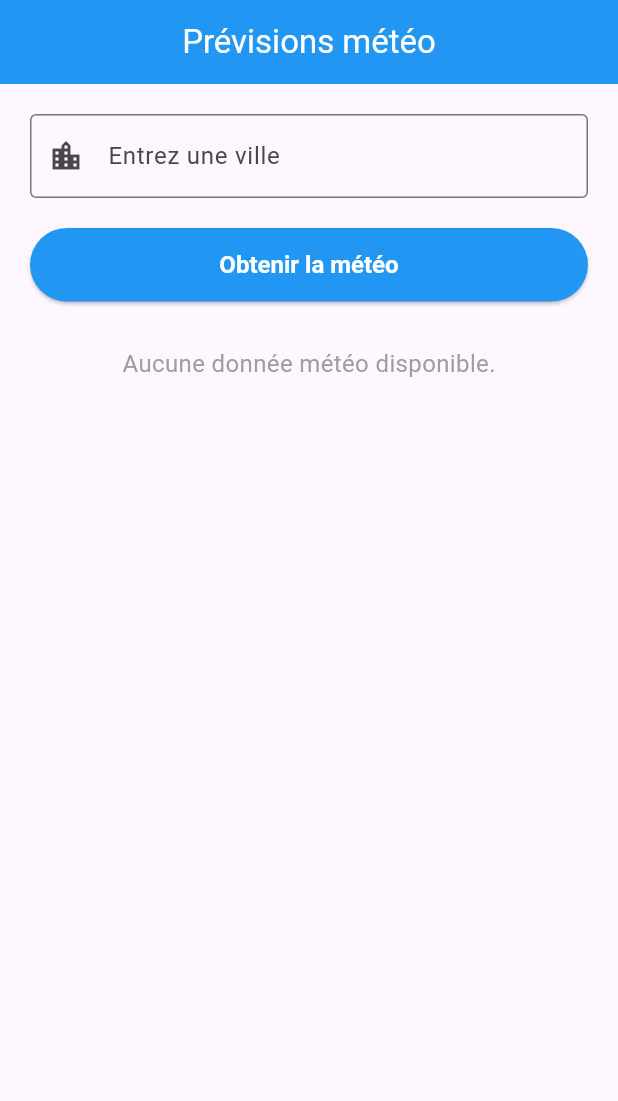
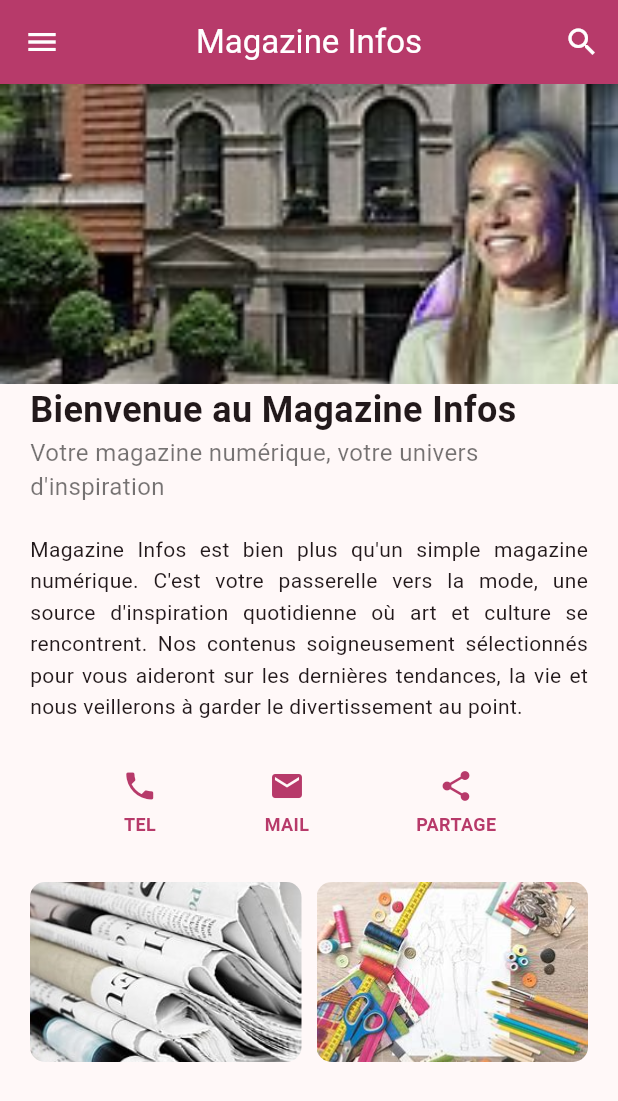
Before and after one commit to Patrickleondev/Magazine_Info_Flutter_App_Semaine5, a Flutter app: the screen it shows after launch, on a phone screen of 412 x 824 dp. Shown: the top 1101 px of the screen. Run offline on Flutter 3.47's test engine with Material 3 defaults, Android fonts, the phone set to English and light mode, and no system bars; our stand-ins replace cloud_firestore, firebase_core, share_plus; accounts and stored records are empty.

Commit message:
Add interactive features: search, share, and navigation

```diff
--- a/lib/main.dart
+++ b/lib/main.dart
@@ -1,94 +1,94 @@
 import 'package:flutter/material.dart';
-import 'package:http/http.dart' as http;
-import 'dart:convert';
+import 'package:firebase_core/firebase_core.dart';
+import 'package:share_plus/share_plus.dart';
+import 'screens/redacteur_info_page.dart';
+import 'screens/ajout_redacteur_page.dart';
 
-void main() {
-  runApp(const MonApplication());
+void main() async {
+  WidgetsFlutterBinding.ensureInitialized();
+  await Firebase.initializeApp();
+  runApp(const MonAppli());
 }
 
-// Classe MonApplication - Application principale
-class MonApplication extends StatelessWidget {
-  const MonApplication({super.key});
+class MonAppli extends StatelessWidget {
+  const MonAppli({super.key});
 
   @override
   Widget build(BuildContext context) {
     return MaterialApp(
-      title: 'Application Météo',
+      title: 'Magazine Info',
       debugShowCheckedModeBanner: false,
       theme: ThemeData(
-        primarySwatch: Colors.blue,
-        useMaterial3: true,
+        primaryColor: const Color.fromARGB(255, 183, 58, 106),
+        colorScheme: ColorScheme.fromSeed(
+          seedColor: const Color.fromARGB(255, 183, 58, 106),
         ),
-      home: const PrevisionInterface(),
+      ),
+      home: const PageAccueil(),
     );
   }
 }
 
-// Classe PrevisionInterface - Interface utilisateur principale
-class PrevisionInterface extends StatefulWidget {
-  const PrevisionInterface({super.key});
+//----------------- Deuxième StatelessWidget : pageAccueil--------------------
+
+class PageAccueil extends StatefulWidget {
+  const PageAccueil({super.key});
 
   @override
-  State<PrevisionInterface> createState() => _PrevisionInterfaceState();
+  State<PageAccueil> createState() => _PageAccueilState();
 }
 
-class _PrevisionInterfaceState extends State<PrevisionInterface> {
-  final TextEditingController _villeController = TextEditingController();
-  bool _isLoading = false;
-  Map<String, dynamic>? _donneesMeteo;
-  String? _errorMessage;
+class _PageAccueilState extends State<PageAccueil> {
+  final TextEditingController _searchController = TextEditingController();
+  bool _isSearching = false;
 
-  // Méthode pour récupérer les données météorologiques
-  Future<void> _recupererDonnees() async {
-    final ville = _villeController.text.trim();
-
-    if (ville.isEmpty) {
-      setState(() {
-        _errorMessage = 'Veuillez entrer le nom d\'une ville';
-        _donneesMeteo = null;
-      });
-      return;
+  // Méthode pour gérer la recherche
+  void _handleSearch() {
+    final query = _searchController.text.trim();
+    if (query.isNotEmpty) {
+      // Ici vous pouvez implémenter la logique de recherche
+      ScaffoldMessenger.of(context).showSnackBar(
+        SnackBar(
+          content: Text('Recherche pour: $query'),
+          backgroundColor: const Color.fromARGB(255, 183, 58, 106),
+        ),
+      );
+    }
   }
 
-    setState(() {
-      _isLoading = true;
-      _errorMessage = null;
-      _donneesMeteo = null;
-    });
+  // Méthode pour partager l'application
+  void _shareApp() {
+    Share.share(
+      'Découvrez Magazine Info - Votre magazine numérique avec gestion des rédacteurs !',
+      subject: 'Magazine Info - Application Mobile',
+    );
+  }
 
-    try {
-      // Remplacez 'VOTRE_API_KEY' par votre vraie clé API OpenWeather
-      const apiKey = 'VOTRE_API_KEY'; // À remplacer par votre clé API
-      final url = 'https://api.openweathermap.org/data/2.5/weather?q=$ville&appid=$apiKey&units=metric&lang=fr';
+  // Méthode pour appeler
+  void _makeCall() {
+    // Simuler un appel
+    ScaffoldMessenger.of(context).showSnackBar(
+      const SnackBar(
+        content: Text('Fonctionnalité d\'appel en cours de développement'),
+        backgroundColor: Color.fromARGB(255, 183, 58, 106),
+      ),
+    );
+  }
 
-      final response = await http.get(Uri.parse(url));
-
-      if (response.statusCode == 200) {
-        // Conversion des données JSON en objet Dart
-        _donneesMeteo = json.decode(response.body);
-        setState(() {
-          _isLoading = false;
-          _errorMessage = null;
-        });
-      } else {
-        setState(() {
-          _isLoading = false;
-          _errorMessage = 'Erreur: Ville non trouvée ou problème de connexion';
-          _donneesMeteo = null;
-        });
-      }
-    } catch (e) {
-      setState(() {
-        _isLoading = false;
-        _errorMessage = 'Erreur de connexion: $e';
-        _donneesMeteo = null;
-      });
-    }
+  // Méthode pour envoyer un email
+  void _sendEmail() {
+    // Simuler l'envoi d'email
+    ScaffoldMessenger.of(context).showSnackBar(
+      const SnackBar(
+        content: Text('Fonctionnalité d\'email en cours de développement'),
+        backgroundColor: Color.fromARGB(255, 183, 58, 106),
+      ),
+    );
   }
 
   @override
   void dispose() {
-    _villeController.dispose();
+    _searchController.dispose();
     super.dispose();
   }
 
@@ -96,88 +96,125 @@ class _PrevisionInterfaceState extends State<PrevisionInterface> {
   Widget build(BuildContext context) {
     return Scaffold(
       appBar: AppBar(
-        title: const Text(
-          'Prévisions météo',
+        title: _isSearching
+            ? TextField(
+                controller: _searchController,
+                autofocus: true,
+                decoration: const InputDecoration(
+                  hintText: 'Rechercher...',
+                  border: InputBorder.none,
+                  hintStyle: TextStyle(color: Colors.white70),
+                ),
+                style: const TextStyle(color: Colors.white),
+                onSubmitted: (_) => _handleSearch(),
+              )
+            : const Text(
+                "Magazine Infos",
                 style: TextStyle(color: Colors.white),
               ),
-        backgroundColor: Colors.blue,
         centerTitle: true,
+        backgroundColor: const Color.fromARGB(255, 183, 58, 106),
+        iconTheme: const IconThemeData(color: Colors.white),
+        actions: [
+          // Bouton de recherche
+          IconButton(
+            icon: Icon(_isSearching ? Icons.close : Icons.search, color: Colors.white),
+            onPressed: () {
+              setState(() {
+                if (_isSearching) {
+                  _searchController.clear();
+                }
+                _isSearching = !_isSearching;
+              });
+            },
           ),
-      body: Padding(
-        padding: const EdgeInsets.all(20.0),
-        child: Column(
-          crossAxisAlignment: CrossAxisAlignment.stretch,
+        ],
+      ),
+      drawer: Drawer(
+        child: ListView(
+          padding: EdgeInsets.zero,
           children: [
-            // Champ de saisie pour la ville
-            TextField(
-              controller: _villeController,
-              decoration: const InputDecoration(
-                labelText: 'Entrez une ville',
-                border: OutlineInputBorder(),
-                prefixIcon: Icon(Icons.location_city),
+            const DrawerHeader(
+              decoration: BoxDecoration(
+                color: Color.fromARGB(255, 183, 58, 106),
               ),
-              onSubmitted: (_) => _recupererDonnees(),
+              child: Text(
+                'Menu de Navigation',
+                style: TextStyle(
+                  color: Colors.white,
+                  fontSize: 24,
                 ),
-
-            const SizedBox(height: 20),
-
-            // Bouton pour obtenir la météo
-            ElevatedButton(
-              onPressed: _isLoading ? null : _recupererDonnees,
-              style: ElevatedButton.styleFrom(
-                backgroundColor: Colors.blue,
-                foregroundColor: Colors.white,
-                padding: const EdgeInsets.symmetric(vertical: 15),
-                textStyle: const TextStyle(fontSize: 16, fontWeight: FontWeight.bold),
               ),
-              child: const Text('Obtenir la météo'),
             ),
-
-            const SizedBox(height: 30),
-
-            // Affichage du chargement
-            if (_isLoading)
-              const Center(
-                child: Column(
-                  children: [
-                    CircularProgressIndicator(color: Colors.blue),
-                    SizedBox(height: 10),
-                    Text('Chargement des données météorologiques...'),
+            ListTile(
+              leading: const Icon(Icons.add),
+              title: const Text('Ajouter un Rédacteur'),
+              onTap: () {
+                Navigator.pop(context);
+                Navigator.push(
+                  context,
+                  MaterialPageRoute(
+                    builder: (context) => const AjoutRedacteurPage(),
+                  ),
+                );
+              },
+            ),
+            ListTile(
+              leading: const Icon(Icons.info),
+              title: const Text('Informations des Rédacteurs'),
+              onTap: () {
+                Navigator.pop(context);
+                Navigator.push(
+                  context,
+                  MaterialPageRoute(
+                    builder: (context) => const RedacteurInfoPage(),
+                  ),
+                );
+              },
+            ),
+            const Divider(),
+            ListTile(
+              leading: const Icon(Icons.share),
+              title: const Text('Partager l\'application'),
+              onTap: () {
+                Navigator.pop(context);
+                _shareApp();
+              },
+            ),
+            ListTile(
+              leading: const Icon(Icons.phone),
+              title: const Text('Nous contacter'),
+              onTap: () {
+                Navigator.pop(context);
+                _makeCall();
+              },
+            ),
+            ListTile(
+              leading: const Icon(Icons.email),
+              title: const Text('Envoyer un email'),
+              onTap: () {
+                Navigator.pop(context);
+                _sendEmail();
+              },
+            ),
           ],
         ),
       ),
-
-            // Affichage des erreurs
-            if (_errorMessage != null)
-              Container(
-                padding: const EdgeInsets.all(16),
-                decoration: BoxDecoration(
-                  color: Colors.red[50],
-                  borderRadius: BorderRadius.circular(8),
-                  border: Border.all(color: Colors.red[200]!),
+      body: const SingleChildScrollView(
+        child: Column(
+          crossAxisAlignment: CrossAxisAlignment.start,
+          children: [
+            Image(
+              image: AssetImage('assets/images/magazineInfo.jpeg'),
+              fit: BoxFit.cover,
+              width: double.infinity,
+              height: 200,
             ),
-                child: Text(
-                  _errorMessage!,
-                  style: const TextStyle(color: Colors.red),
-                  textAlign: TextAlign.center,
-                ),
-              ),
-
-            // Affichage des données météorologiques
-            if (_donneesMeteo != null)
-              DonneesMeteoWidget(donneesMeteo: _donneesMeteo!),
-
-            // Message par défaut si aucune donnée
-            if (!_isLoading && _errorMessage == null && _donneesMeteo == null)
-              const Center(
-                child: Text(
-                  'Aucune donnée météo disponible.',
-                  style: TextStyle(
-                    fontSize: 16,
-                    color: Colors.grey,
-                  ),
-                ),
-              ),
+            PartieTitre(),
+            PartieTexte(),
+            PartieIcone(),
+            SizedBox(height: 20),
+            PartieRubrique(),
           ],
         ),
       ),
@@ -185,70 +222,170 @@ class _PrevisionInterfaceState extends State<PrevisionInterface> {
   }
 }
 
-// Classe DonneesMeteoWidget - Affichage des données météorologiques
-class DonneesMeteoWidget extends StatelessWidget {
-  final Map<String, dynamic> donneesMeteo;
+//-------------- Troisième StatelessWidget : PartieTitre-----------------------
 
-  const DonneesMeteoWidget({
-    super.key,
-    required this.donneesMeteo,
-  });
+class PartieTitre extends StatelessWidget {
+  const PartieTitre({super.key});
 
   @override
   Widget build(BuildContext context) {
-    final main = donneesMeteo['main'] as Map<String, dynamic>?;
-    final weather = donneesMeteo['weather'] as List<dynamic>?;
-    final weatherDescription = weather?.isNotEmpty == true
-        ? weather![0]['description'] as String?
-        : null;
-
-    final temperature = main?['temp']?.toString();
-    final description = weatherDescription ?? 'Description non disponible';
-
     return Container(
-      padding: const EdgeInsets.all(20),
-      decoration: BoxDecoration(
-        color: Colors.blue[50],
-        borderRadius: BorderRadius.circular(12),
-        border: Border.all(color: Colors.blue[200]!),
-      ),
-      child: Column(
+      width: double.infinity,
+      padding: const EdgeInsets.symmetric(horizontal: 20),
+      child: const Column(
         crossAxisAlignment: CrossAxisAlignment.start,
         children: [
-          const Text(
-            'Informations météorologiques',
-            style: TextStyle(
-              fontSize: 18,
-              fontWeight: FontWeight.bold,
-              color: Colors.blue,
+          Text(
+            "Bienvenue au Magazine Infos",
+            style: TextStyle(fontSize: 24, fontWeight: FontWeight.bold),
           ),
-          ),
-          const SizedBox(height: 15),
-          Row(
-            children: [
-              const Icon(Icons.thermostat, color: Colors.orange, size: 30),
-              const SizedBox(width: 10),
           Text(
-                'Température: ${temperature ?? 'N/A'}°C',
-                style: const TextStyle(fontSize: 16, fontWeight: FontWeight.w500),
-              ),
-            ],
-          ),
-          const SizedBox(height: 10),
-          Row(
-            children: [
-              const Icon(Icons.cloud, color: Colors.blue, size: 30),
-              const SizedBox(width: 10),
-              Expanded(
-                child: Text(
-                  'Description: $description',
-                  style: const TextStyle(fontSize: 16, fontWeight: FontWeight.w500),
-                ),
-              ),
-            ],
+            "Votre magazine numérique, votre univers d'inspiration",
+            style: TextStyle(fontSize: 16, color: Colors.black54),
           ),
         ],
       ),
     );
   }
 }
+
+//-------------- Quatrième StatelessWidget : PartieTexte-----------------------
+
+class PartieTexte extends StatelessWidget {
+  const PartieTexte({super.key});
+
+  @override
+  Widget build(BuildContext context) {
+    return Container(
+      padding: const EdgeInsets.all(20),
+      child: const Text(
+        "Magazine Infos est bien plus qu'un simple magazine numérique. C'est votre passerelle vers la mode, une source d'inspiration quotidienne où art et culture se rencontrent. Nos contenus soigneusement sélectionnés pour vous aideront sur les dernières tendances, la vie et nous veillerons à garder le divertissement au point.",
+        style: TextStyle(fontSize: 14, height: 1.5),
+        textAlign: TextAlign.justify,
+      ),
+    );
+  }
+}
+
+//---------------------------- Cinquième StatelessWidget : PartieIcone----------------------
+
+class PartieIcone extends StatelessWidget {
+  const PartieIcone({super.key});
+
+  @override
+  Widget build(BuildContext context) {
+    return Container(
+      padding: const EdgeInsets.all(10),
+      child: Row(
+        mainAxisAlignment: MainAxisAlignment.spaceEvenly,
+        children: [
+          _buildIconColumn(Icons.phone, "TEL", () {
+            // Fonctionnalité d'appel
+            ScaffoldMessenger.of(context).showSnackBar(
+              const SnackBar(
+                content: Text('Fonctionnalité d\'appel en cours de développement'),
+                backgroundColor: Color.fromARGB(255, 183, 58, 106),
+              ),
+            );
+          }),
+          _buildIconColumn(Icons.email, "MAIL", () {
+            // Fonctionnalité d'email
+            ScaffoldMessenger.of(context).showSnackBar(
+              const SnackBar(
+                content: Text('Fonctionnalité d\'email en cours de développement'),
+                backgroundColor: Color.fromARGB(255, 183, 58, 106),
+              ),
+            );
+          }),
+          _buildIconColumn(Icons.share, "PARTAGE", () {
+            // Fonctionnalité de partage
+            Share.share(
+              'Découvrez Magazine Info - Votre magazine numérique avec gestion des rédacteurs !',
+              subject: 'Magazine Info - Application Mobile',
+            );
+          }),
+        ],
+      ),
+    );
+  }
+
+  Widget _buildIconColumn(IconData icon, String label, VoidCallback onTap) {
+    return GestureDetector(
+      onTap: onTap,
+      child: Column(
+        mainAxisSize: MainAxisSize.min,
+        children: [
+          Icon(icon, color: const Color.fromARGB(255, 183, 58, 106)),
+          const SizedBox(height: 5),
+          Text(
+            label,
+            style: const TextStyle(
+              color: Color.fromARGB(255, 183, 58, 106),
+              fontSize: 12,
+              fontWeight: FontWeight.bold,
+            ),
+          ),
+        ],
+      ),
+    );
+  }
+}
+
+//------------------- Sixième StatelessWidget : PartieRubrique----------------------------
+
+class PartieRubrique extends StatelessWidget {
+  const PartieRubrique({super.key});
+
+  @override
+  Widget build(BuildContext context) {
+    return Container(
+      padding: const EdgeInsets.symmetric(horizontal: 20),
+      child: Row(
+        mainAxisAlignment: MainAxisAlignment.spaceBetween,
+        children: [
+          Expanded(
+            child: GestureDetector(
+              onTap: () {
+                ScaffoldMessenger.of(context).showSnackBar(
+                  const SnackBar(
+                    content: Text('Rubrique Presse - En cours de développement'),
+                    backgroundColor: Color.fromARGB(255, 183, 58, 106),
+                  ),
+                );
+              },
+              child: ClipRRect(
+                borderRadius: BorderRadius.circular(10),
+                child: Image.asset(
+                  'assets/images/presse.jpeg',
+                  fit: BoxFit.cover,
+                  height: 120,
+                ),
+              ),
+            ),
+          ),
+          const SizedBox(width: 10),
+          Expanded(
+            child: GestureDetector(
+              onTap: () {
+                ScaffoldMessenger.of(context).showSnackBar(
+                  const SnackBar(
+                    content: Text('Rubrique Mode - En cours de développement'),
+                    backgroundColor: Color.fromARGB(255, 183, 58, 106),
+                  ),
+                );
+              },
+              child: ClipRRect(
+                borderRadius: BorderRadius.circular(10),
+                child: Image.asset(
+                  'assets/images/mode.jpeg',
+                  fit: BoxFit.cover,
+                  height: 120,
+                ),
+              ),
+            ),
+          ),
+        ],
+      ),
+    );
+  }
+}
```
Also changed, not shown: pubspec.yaml (+9 -3 lines), pubspec.lock. Lines whose indentation alone changed are shown as unchanged.
